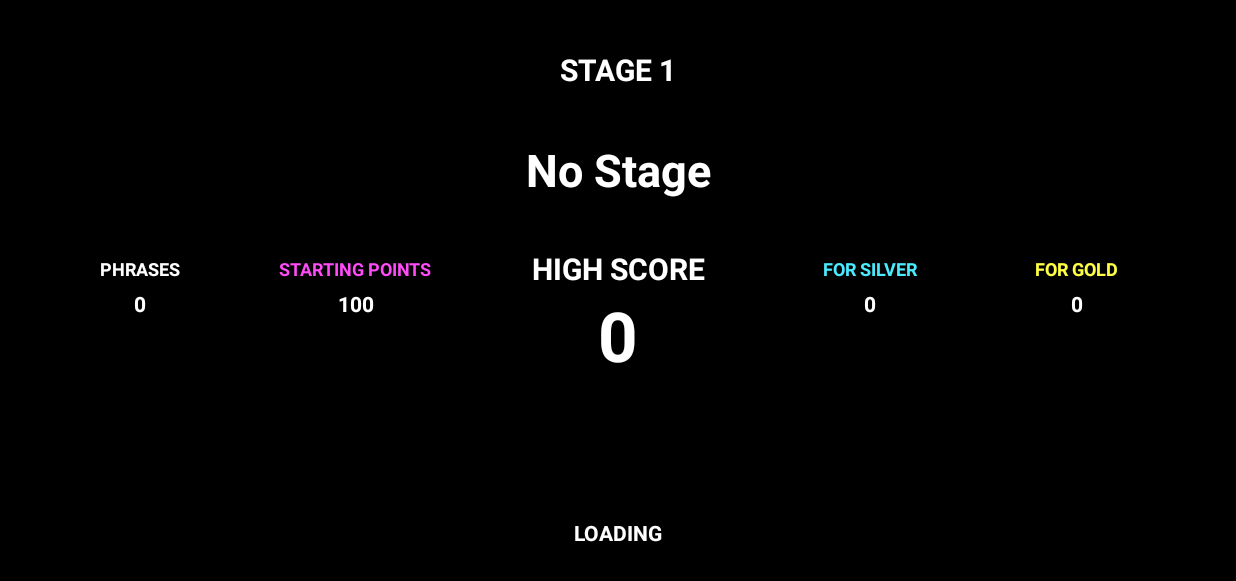
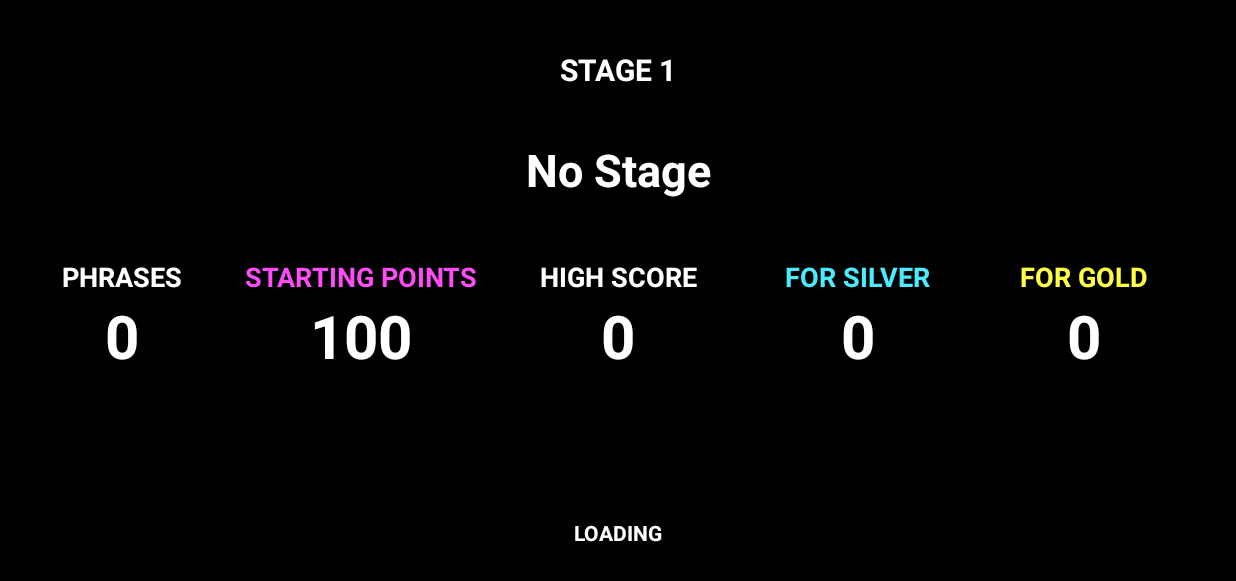
Before and after one commit to StaffanLjungqvist/ReVocalize, an Android app: the fragment IntroFragment placed in its activity, on a phone screen of 824 x 412 dp (held sideways). Shown: the top 581 px of the screen. Run offline under Robolectric (Android 15) with nearby library versions, the phone set to English and light mode, and no system bars.

Commit message:
Ändrade storlek på layout i introfragment

```diff
--- a/app/src/main/res/layout/fragment_intro.xml
+++ b/app/src/main/res/layout/fragment_intro.xml
@@ -84,7 +84,7 @@
         android:layout_height="wrap_content"
         android:text="0"
         android:textColor="@color/white"
-        android:textSize="46sp"
+        android:textSize="40sp"
         android:textStyle="bold"
         app:layout_constraintBottom_toBottomOf="parent"
         app:layout_constraintEnd_toEndOf="parent"
@@ -98,7 +98,7 @@
         android:layout_height="wrap_content"
         android:text="HIGH SCORE"
         android:textColor="@color/white"
-        android:textSize="20sp"
+        android:textSize="18sp"
         android:textStyle="bold"
         app:layout_constraintBottom_toTopOf="@+id/tvUserBest"
         app:layout_constraintEnd_toEndOf="parent"
@@ -109,6 +109,7 @@
         android:layout_width="wrap_content"
         android:layout_height="wrap_content"
         android:text="0"
+        android:textSize="40sp"
         android:textColor="@color/white"
         android:textStyle="bold"
         app:layout_constraintEnd_toEndOf="@+id/textView18"
@@ -121,6 +122,7 @@
         android:layout_width="wrap_content"
         android:layout_height="wrap_content"
         android:text="0"
+        android:textSize="40sp"
         android:textColor="@color/white"
         android:textStyle="bold"
         app:layout_constraintEnd_toEndOf="@+id/textView19"
@@ -133,6 +135,7 @@
         android:layout_width="wrap_content"
         android:layout_height="wrap_content"
         android:text="0"
+        android:textSize="40sp"
         android:textColor="@color/white"
         android:textStyle="bold"
         app:layout_constraintEnd_toEndOf="@+id/textView20"
@@ -145,6 +148,7 @@
         android:layout_width="wrap_content"
         android:layout_height="wrap_content"
         android:text="0"
+        android:textSize="40sp"
         android:textColor="@color/white"
         android:textStyle="bold"
         app:layout_constraintEnd_toEndOf="@+id/textView21"
@@ -158,7 +162,7 @@
         android:layout_height="wrap_content"
         android:text="STARTING POINTS"
         android:textColor="@color/pink"
-        android:textSize="12sp"
+        android:textSize="18sp"
         android:textStyle="bold"
         app:layout_constraintBottom_toBottomOf="@+id/textView13"
         app:layout_constraintEnd_toStartOf="@+id/textView13"
@@ -172,7 +176,7 @@
         android:layout_height="wrap_content"
         android:text="PHRASES"
         android:textColor="@color/white"
-        android:textSize="12sp"
+        android:textSize="18sp"
         android:textStyle="bold"
         app:layout_constraintBottom_toBottomOf="@+id/textView13"
         app:layout_constraintEnd_toStartOf="@+id/textView18"
@@ -186,7 +190,7 @@
         android:layout_height="wrap_content"
         android:text="FOR SILVER"
         android:textColor="@color/silver"
-        android:textSize="12sp"
+        android:textSize="18sp"
         android:textStyle="bold"
         app:layout_constraintBottom_toBottomOf="@+id/textView13"
         app:layout_constraintEnd_toStartOf="@+id/textView21"
@@ -200,7 +204,7 @@
         android:layout_height="wrap_content"
         android:text="FOR GOLD"
         android:textColor="@color/gold"
-        android:textSize="12sp"
+        android:textSize="18sp"
         android:textStyle="bold"
         app:layout_constraintBottom_toBottomOf="@+id/textView13"
         app:layout_constraintEnd_toEndOf="parent"
```
